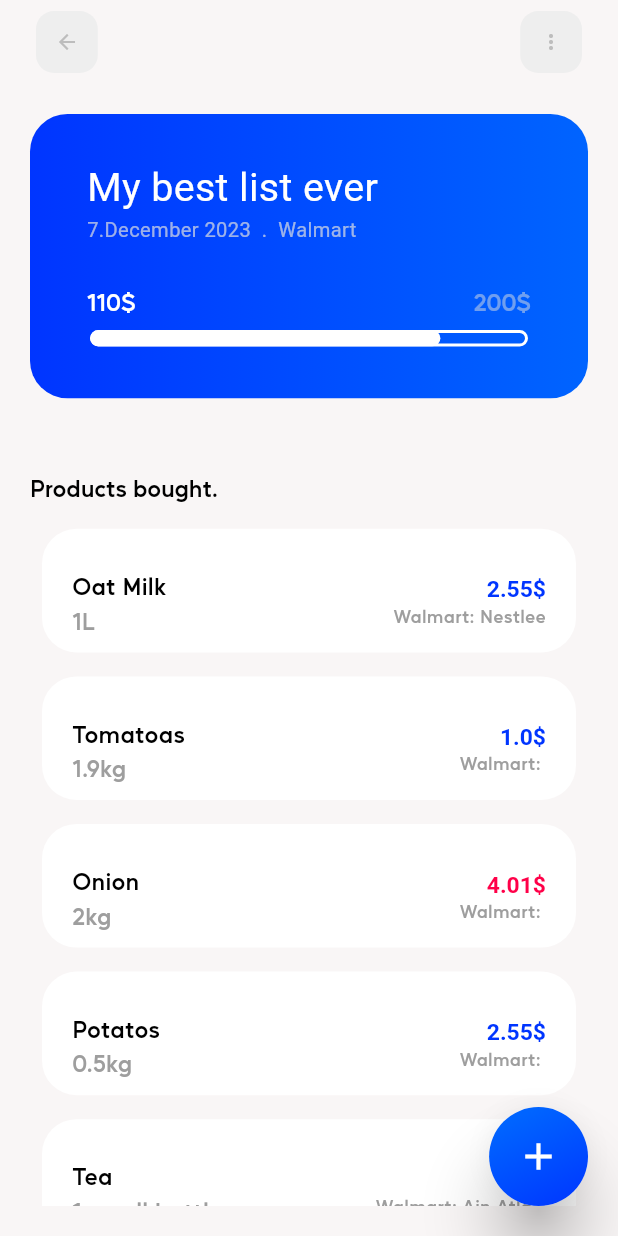
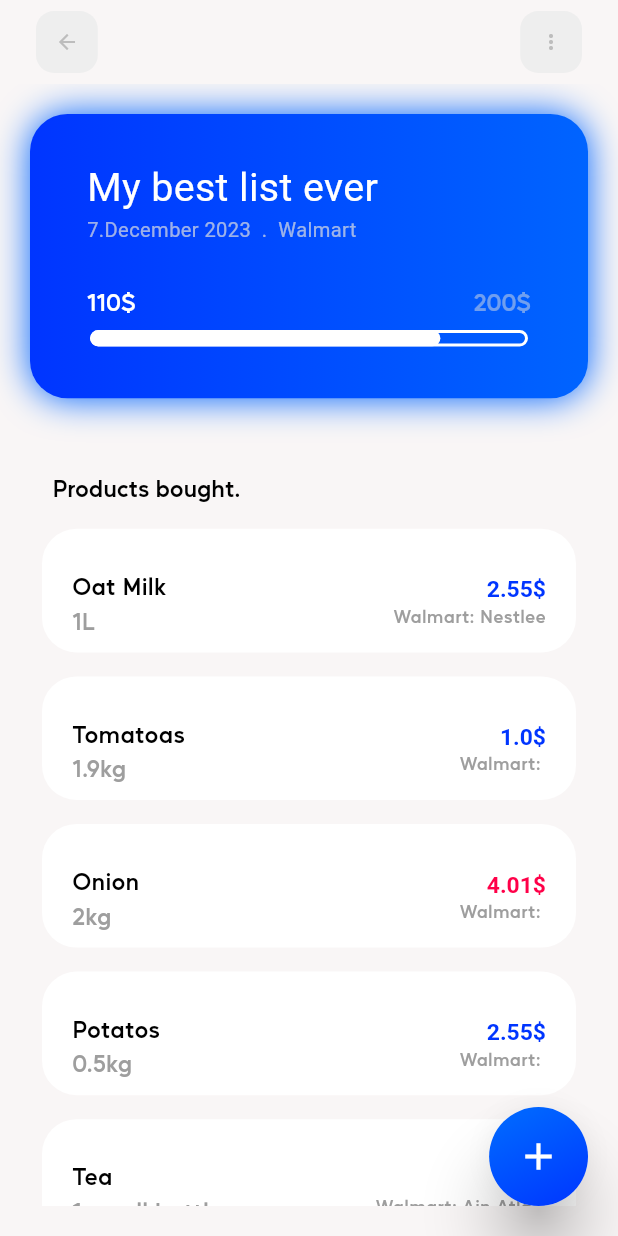
Before and after one commit to OmarIdkoukou/shoping_management, a Flutter app: the UpdateListScreen screen opened directly, on a phone screen of 412 x 824 dp. Run offline on Flutter 3.47's test engine with Material 2 defaults, Android fonts, the phone set to English and light mode, and no system bars; our stand-ins replace animate_do, device_preview, nb_utils, responsive_sizer.

Commit message:
addBoxShadow-increase Padding [UpdateListScreen,CreateNewProduct]

```diff
--- a/lib/main.dart
+++ b/lib/main.dart
@@ -36,7 +36,7 @@ class MyApp extends StatelessWidget {
                   navigatorKey: navigatorKey,
                   title: AppConfig.appName,
                   theme: AppTheme.lightTheme(color: snap.data),
-                  home: const UpdateListScreen() //const SplashScreen(),
+                  home: const CreateNewListScreen() //const SplashScreen(),
                   );
             });
       },
--- a/lib/screens/update_list_screen.dart
+++ b/lib/screens/update_list_screen.dart
@@ -23,7 +23,7 @@ class UpdateListScreen extends StatelessWidget {
           actions: [customAppBarIconWidget(iconData: Icons.more_vert_outlined)],
           backgroundColor: AppColors.fillColor),
       body: Padding(
-        padding: const EdgeInsets.symmetric(horizontal: 20.0,vertical: 20.0),
+        padding: const EdgeInsets.symmetric(horizontal: 20.0, vertical: 20.0),
         child: Column(
           crossAxisAlignment: CrossAxisAlignment.start,
           children: [
@@ -37,6 +37,13 @@ class UpdateListScreen extends StatelessWidget {
                     AppColors.secondaryColor,
                   ],
                 ),
+                boxShadow: [
+                  BoxShadow(
+                    color: AppColors.secondaryColor,
+                    blurRadius: 20.0,
+                    offset: const Offset(0.0, 0.25),
+                  )
+                ],
               ),
               child: Padding(
                 padding: const EdgeInsets.symmetric(
@@ -111,12 +118,15 @@ class UpdateListScreen extends StatelessWidget {
               ),
             ),
             (6.h).toInt().height,
-            Text(
-              "Products bought.",
-              style: TextStyle(
-                  color: Colors.black,
-                  fontSize: 16.sp,
-                  fontWeight: FontWeight.bold),
+            Padding(
+              padding: const EdgeInsets.only(left: 15.0),
+              child: Text(
+                "Products bought.",
+                style: TextStyle(
+                    color: Colors.black,
+                    fontSize: 16.sp,
+                    fontWeight: FontWeight.bold),
+              ),
             ),
             (1.h).toInt().height,
             Expanded(
@@ -134,8 +144,7 @@ class UpdateListScreen extends StatelessWidget {
                                   quantity: e["quantity"],
                                   brandName: e["brandName"]),
                             ))
-                        .toList()
-                    ))
+                        .toList()))
           ],
         ),
       ),
--- a/lib/widgets/container_settings.dart
+++ b/lib/widgets/container_settings.dart
@@ -24,7 +24,7 @@ class ContainerSettings extends StatelessWidget {
         borderRadius: BorderRadius.circular(18.0),
       ),
       child: Padding(
-        padding: const EdgeInsets.all(8.0),
+        padding: const EdgeInsets.symmetric(horizontal: 14.0),
         child: Row(
           mainAxisAlignment: MainAxisAlignment.start,
           children: [
--- a/lib/widgets/product_bought_widget.dart
+++ b/lib/widgets/product_bought_widget.dart
@@ -17,7 +17,7 @@ Widget buildProductBoughtWidget({
 }) =>
     Container(
       height: h * 0.1,
-      width: w,
+      width: w*0.75,
       decoration: BoxDecoration(
         color: Colors.white,
         borderRadius: BorderRadius.circular(kBorderRadius + 3),
```
Also changed, not shown: lib/screens/create_new_product_screen.dart (+1 -6 lines).
